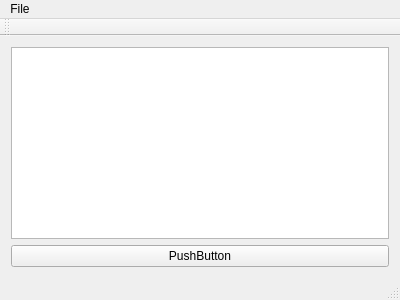
The window that customDelegate/mainwindow.ui (stereomatchingkiss/blogCodes2) describes before a commit, drawn with Qt 5.
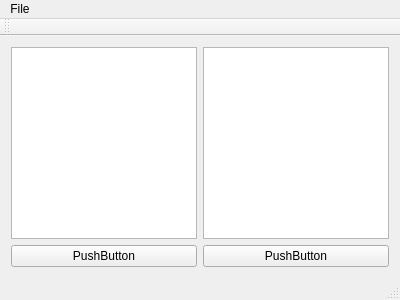
The same window after the commit. Custom widgets are drawn as their Qt base class.

Patch:
```diff
--- a/customDelegate/mainwindow.ui
+++ b/customDelegate/mainwindow.ui
@@ -14,8 +14,8 @@
    <string>MainWindow</string>
   </property>
   <widget class="QWidget" name="centralWidget">
-   <layout class="QVBoxLayout" name="verticalLayout">
-    <item>
+   <layout class="QGridLayout" name="gridLayout">
+    <item row="0" column="0">
      <widget class="trackTableRow" name="tableView">
       <property name="dragEnabled">
        <bool>true</bool>
@@ -28,13 +28,30 @@
       </property>
      </widget>
     </item>
-    <item>
+    <item row="0" column="1">
+     <widget class="QTableView" name="tableViewNative">
+      <property name="dragDropMode">
+       <enum>QAbstractItemView::InternalMove</enum>
+      </property>
+      <property name="defaultDropAction">
+       <enum>Qt::LinkAction</enum>
+      </property>
+     </widget>
+    </item>
+    <item row="1" column="0">
      <widget class="QPushButton" name="pushButton">
       <property name="text">
        <string>PushButton</string>
       </property>
      </widget>
     </item>
+    <item row="1" column="1">
+     <widget class="QPushButton" name="pushButtonNative">
+      <property name="text">
+       <string>PushButton</string>
+      </property>
+     </widget>
+    </item>
    </layout>
   </widget>
   <widget class="QMenuBar" name="menuBar">
```
